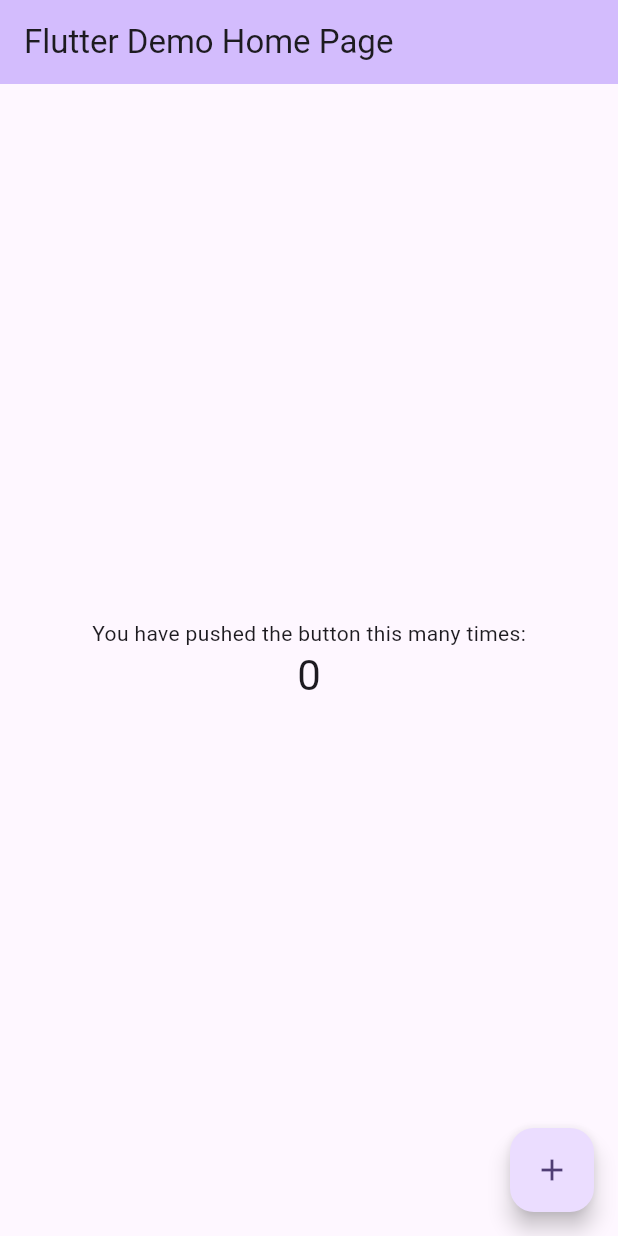
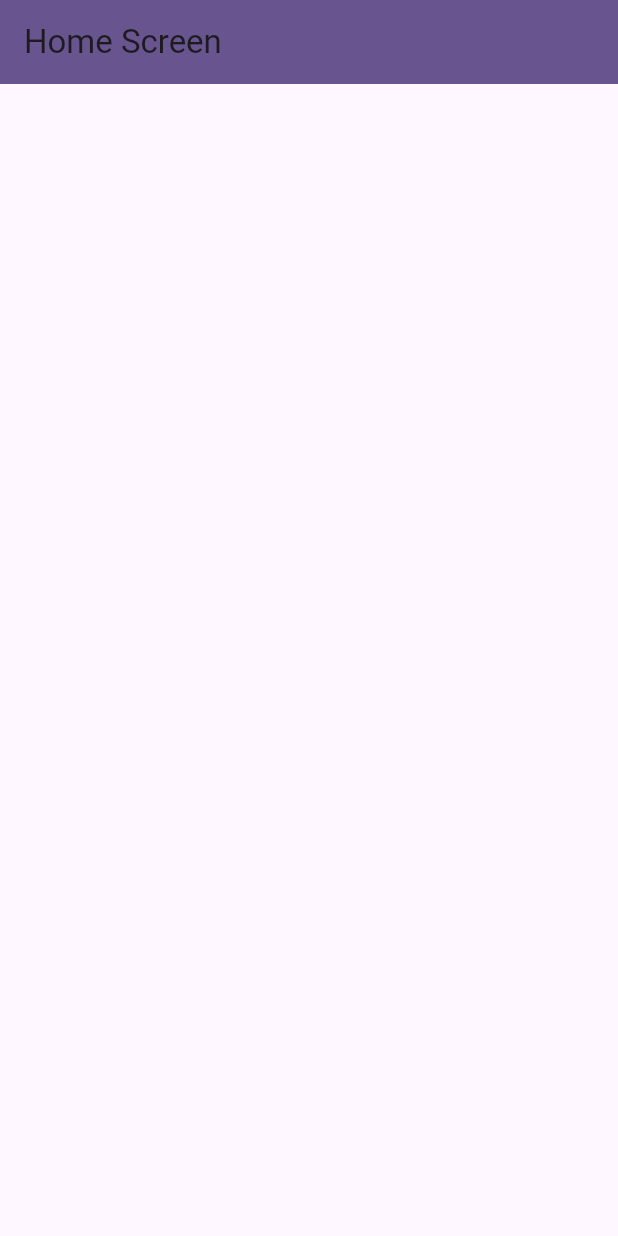
Before and after one commit to hashimsaffarini/APIs, a Flutter app: the screen it shows after launch, on a phone screen of 412 x 824 dp. Run offline on Flutter 3.47's test engine with Material 3 defaults, Android fonts, the phone set to English and light mode, and no system bars.

Commit message:
chore: Add initial code for web services and home screen and added packages for APIs

```diff
--- /dev/null
+++ b/lib/home_screen.dart
@@ -0,0 +1,15 @@
+import 'package:flutter/material.dart';
+
+class HomeScreen extends StatelessWidget {
+  const HomeScreen({super.key});
+
+  @override
+  Widget build(BuildContext context) {
+    return Scaffold(
+      appBar: AppBar(
+        title: const Text('Home Screen'),
+        backgroundColor: Theme.of(context).colorScheme.primary,
+      ),
+    );
+  }
+}
--- a/lib/main.dart
+++ b/lib/main.dart
@@ -1,125 +1,23 @@
+import 'package:api_project/home_screen.dart';
 import 'package:flutter/material.dart';
 
 void main() {
+  //initGetIt();
   runApp(const MyApp());
 }
 
 class MyApp extends StatelessWidget {
   const MyApp({super.key});
-
-  // This widget is the root of your application.
   @override
   Widget build(BuildContext context) {
     return MaterialApp(
-      title: 'Flutter Demo',
+      debugShowCheckedModeBanner: false,
+      title: 'APIs Project',
       theme: ThemeData(
-        // This is the theme of your application.
-        //
-        // TRY THIS: Try running your application with "flutter run". You'll see
-        // the application has a purple toolbar. Then, without quitting the app,
-        // try changing the seedColor in the colorScheme below to Colors.green
-        // and then invoke "hot reload" (save your changes or press the "hot
-        // reload" button in a Flutter-supported IDE, or press "r" if you used
-        // the command line to start the app).
-        //
-        // Notice that the counter didn't reset back to zero; the application
-        // state is not lost during the reload. To reset the state, use hot
-        // restart instead.
-        //
-        // This works for code too, not just values: Most code changes can be
-        // tested with just a hot reload.
         colorScheme: ColorScheme.fromSeed(seedColor: Colors.deepPurple),
         useMaterial3: true,
       ),
-      home: const MyHomePage(title: 'Flutter Demo Home Page'),
+      home: const HomeScreen(),
     );
   }
 }
-
-class MyHomePage extends StatefulWidget {
-  const MyHomePage({super.key, required this.title});
-
-  // This widget is the home page of your application. It is stateful, meaning
-  // that it has a State object (defined below) that contains fields that affect
-  // how it looks.
-
-  // This class is the configuration for the state. It holds the values (in this
-  // case the title) provided by the parent (in this case the App widget) and
-  // used by the build method of the State. Fields in a Widget subclass are
-  // always marked "final".
-
-  final String title;
-
-  @override
-  State<MyHomePage> createState() => _MyHomePageState();
-}
-
-class _MyHomePageState extends State<MyHomePage> {
-  int _counter = 0;
-
-  void _incrementCounter() {
-    setState(() {
-      // This call to setState tells the Flutter framework that something has
-      // changed in this State, which causes it to rerun the build method below
-      // so that the display can reflect the updated values. If we changed
-      // _counter without calling setState(), then the build method would not be
-      // called again, and so nothing would appear to happen.
-      _counter++;
-    });
-  }
-
-  @override
-  Widget build(BuildContext context) {
-    // This method is rerun every time setState is called, for instance as done
-    // by the _incrementCounter method above.
-    //
-    // The Flutter framework has been optimized to make rerunning build methods
-    // fast, so that you can just rebuild anything that needs updating rather
-    // than having to individually change instances of widgets.
-    return Scaffold(
-      appBar: AppBar(
-        // TRY THIS: Try changing the color here to a specific color (to
-        // Colors.amber, perhaps?) and trigger a hot reload to see the AppBar
-        // change color while the other colors stay the same.
-        backgroundColor: Theme.of(context).colorScheme.inversePrimary,
-        // Here we take the value from the MyHomePage object that was created by
-        // the App.build method, and use it to set our appbar title.
-        title: Text(widget.title),
-      ),
-      body: Center(
-        // Center is a layout widget. It takes a single child and positions it
-        // in the middle of the parent.
-        child: Column(
-          // Column is also a layout widget. It takes a list of children and
-          // arranges them vertically. By default, it sizes itself to fit its
-          // children horizontally, and tries to be as tall as its parent.
-          //
-          // Column has various properties to control how it sizes itself and
-          // how it positions its children. Here we use mainAxisAlignment to
-          // center the children vertically; the main axis here is the vertical
-          // axis because Columns are vertical (the cross axis would be
-          // horizontal).
-          //
-          // TRY THIS: Invoke "debug painting" (choose the "Toggle Debug Paint"
-          // action in the IDE, or press "p" in the console), to see the
-          // wireframe for each widget.
-          mainAxisAlignment: MainAxisAlignment.center,
-          children: <Widget>[
-            const Text(
-              'You have pushed the button this many times:',
-            ),
-            Text(
-              '$_counter',
-              style: Theme.of(context).textTheme.headlineMedium,
-            ),
-          ],
-        ),
-      ),
-      floatingActionButton: FloatingActionButton(
-        onPressed: _incrementCounter,
-        tooltip: 'Increment',
-        child: const Icon(Icons.add),
-      ), // This trailing comma makes auto-formatting nicer for build methods.
-    );
-  }
-}
--- /dev/null
+++ b/lib/web_services.dart
@@ -0,0 +1,3 @@
+abstract class WebService {
+
+}
```
Also changed, not shown: pubspec.yaml (+17 -20 lines), lib/injection.dart (added), pubspec.lock.
